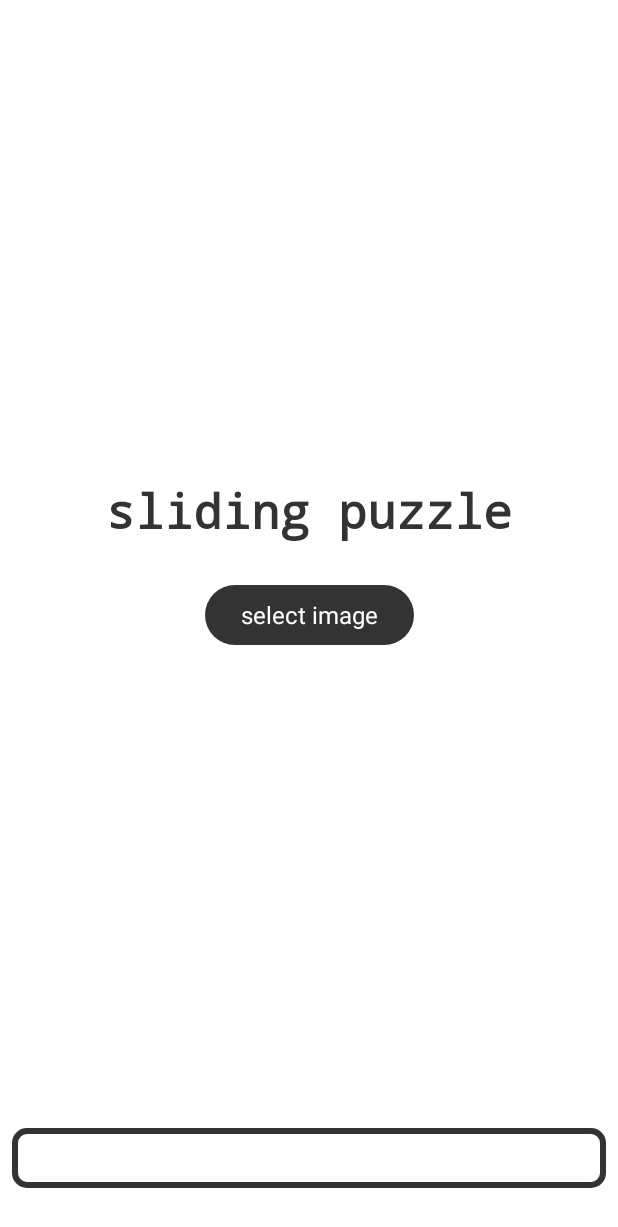
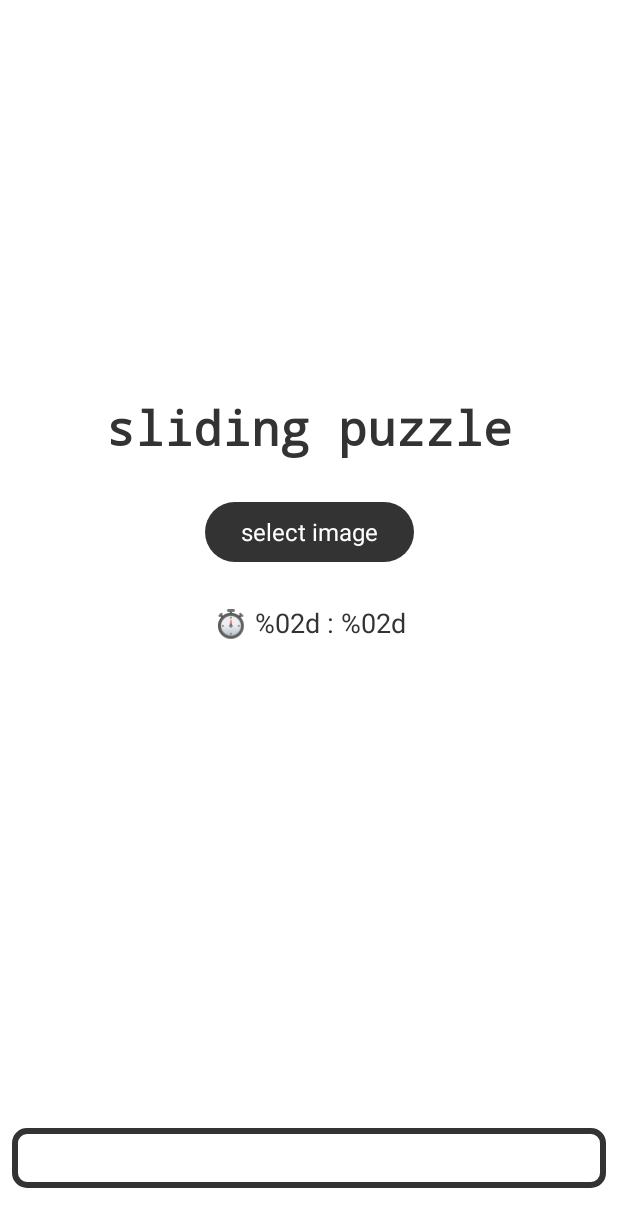
Before and after one commit to siretjorro/slidingpuzzle, an Android app: the layout fragment_puzzle.xml on its own in the app's theme, with its tools: preview values and no code run, on a phone screen of 412 x 824 dp. Shown: the top 1227 px of the screen. Run offline under Robolectric (Android 15) with nearby library versions, the phone set to English and light mode, and no system bars.

Commit message:
add stopwatch

```diff
--- a/app/src/main/java/io/github/siretjorro/slidingpuzzle/Game.kt
+++ b/app/src/main/java/io/github/siretjorro/slidingpuzzle/game/Game.kt
@@ -1,4 +1,4 @@
-package io.github.siretjorro.slidingpuzzle
+package io.github.siretjorro.slidingpuzzle.game
 
 import java.util.Collections
 import kotlin.math.abs
--- a/app/src/main/java/io/github/siretjorro/slidingpuzzle/GameState.kt
+++ b/app/src/main/java/io/github/siretjorro/slidingpuzzle/game/GameState.kt
@@ -1,4 +1,4 @@
-package io.github.siretjorro.slidingpuzzle
+package io.github.siretjorro.slidingpuzzle.game
 
 
 data class GameState(val gameBoard: MutableList<Int>, val gridSize: Int) {
--- a/app/src/main/res/layout/fragment_puzzle.xml
+++ b/app/src/main/res/layout/fragment_puzzle.xml
@@ -42,13 +42,12 @@
                 app:layout_constraintTop_toBottomOf="@id/title_text_view" />
 
             <TextView
-                android:id="@+id/timer_text_view"
+                android:id="@+id/stopwatch_text_view"
                 style="@style/Text.Body18"
                 android:layout_width="wrap_content"
                 android:layout_height="wrap_content"
                 android:layout_marginTop="@dimen/size_24"
-                android:text="@string/timer"
-                android:visibility="gone"
+                android:text="@string/stopwatch"
                 app:layout_constraintEnd_toEndOf="parent"
                 app:layout_constraintStart_toStartOf="parent"
                 app:layout_constraintTop_toBottomOf="@id/select_image_button" />
@@ -60,10 +59,10 @@
                 android:layout_height="wrap_content"
                 android:layout_marginTop="@dimen/size_16"
                 android:text="@string/info"
-                android:visibility="gone"
+                android:visibility="invisible"
                 app:layout_constraintEnd_toEndOf="parent"
                 app:layout_constraintStart_toStartOf="parent"
-                app:layout_constraintTop_toBottomOf="@id/timer_text_view" />
+                app:layout_constraintTop_toBottomOf="@id/stopwatch_text_view" />
         </androidx.constraintlayout.widget.ConstraintLayout>
 
         <GridLayout
--- a/app/src/main/res/values/strings.xml
+++ b/app/src/main/res/values/strings.xml
@@ -2,6 +2,6 @@
     <string name="app_name">SlidingPuzzle</string>
     <string name="puzzle_title">sliding puzzle</string>
     <string name="select_image">select image</string>
-    <string name="timer">⏱️ %s</string>
-    <string name="info">puzzle solved! select another image to start a new game</string>
+    <string name="stopwatch">⏱️ %02d : %02d</string>
+    <string name="info">puzzle solved!\nselect another image to start a new game</string>
 </resources>
```
Also changed, not shown: app/src/main/java/io/github/siretjorro/slidingpuzzle/PuzzleFragment.kt (+9 -4 lines), app/src/main/java/io/github/siretjorro/slidingpuzzle/PuzzleViewModel.kt (+35 -9 lines), app/src/main/java/io/github/siretjorro/slidingpuzzle/util/Extensions.kt (added, +14 -0 lines).
